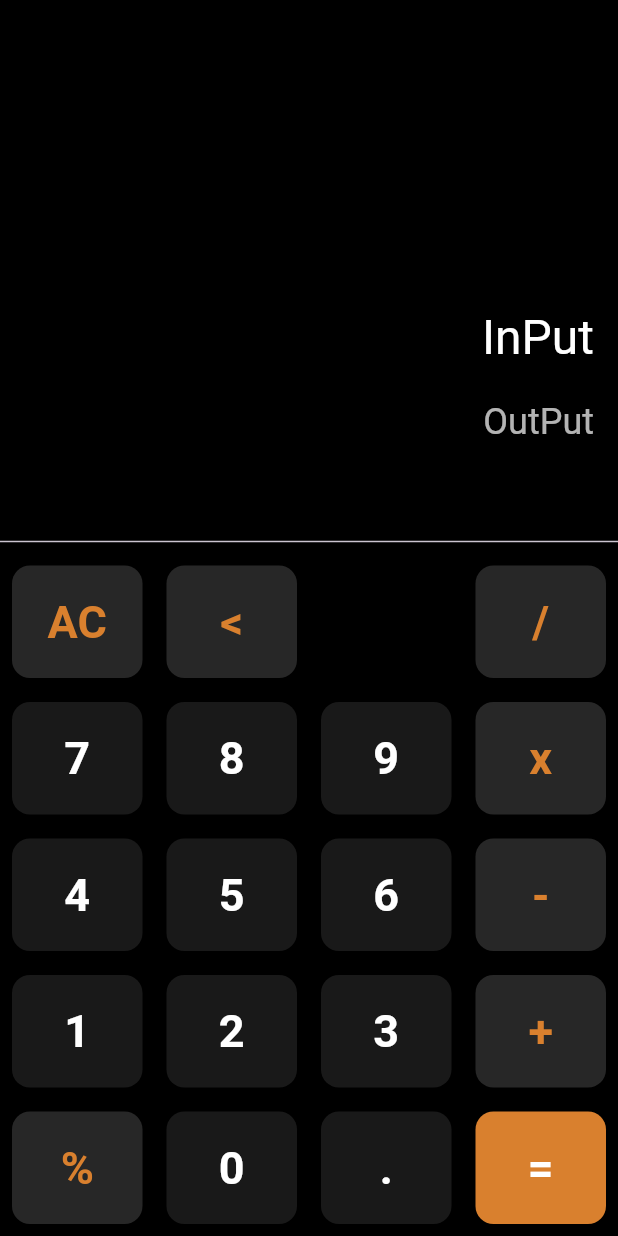
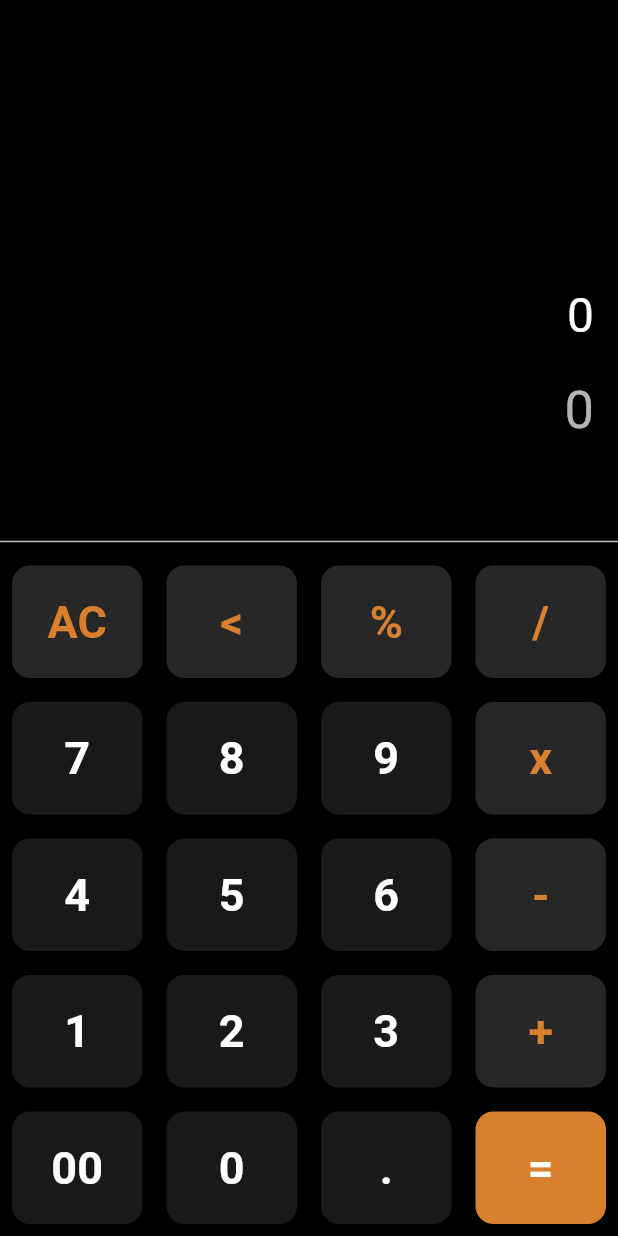
Before and after one commit to fakhruddin07/calculator, a Flutter app: the screen it shows after launch, after a tap on "AC", on a phone screen of 412 x 824 dp. Run offline on Flutter 3.47's test engine with Material 2 defaults, Android fonts, the phone set to English and light mode, and no system bars; our stand-ins replace math_expressions.

Commit message:
function have been done

```diff
--- a/lib/Widgets/buttons.dart
+++ /dev/null
@@ -1,37 +0,0 @@
-import 'package:flutter/material.dart';
-
-import '../Style/style.dart';
-
-class Buttons extends StatelessWidget {
-  final String buttonText;
-  final Color? btnColor;
-  final Color textColor;
-  const Buttons({
-    super.key,
-    required this.buttonText,
-    this.btnColor,
-    required this.textColor,
-  });
-
-  @override
-  Widget build(BuildContext context) {
-    return Expanded(
-      child: Container(
-        margin: const EdgeInsets.all(8),
-        child: ElevatedButton(
-          style: ElevatedButton.styleFrom(
-              backgroundColor: btnColor ?? buttonColor,
-              padding: const EdgeInsets.all(16),
-              shape: RoundedRectangleBorder(
-                borderRadius: BorderRadius.circular(12),
-              )),
-          onPressed: () {},
-          child: Text(
-            buttonText,
-            style: buttonBodyText(textColor),
-          ),
-        ),
-      ),
-    );
-  }
-}
--- a/lib/calculator_app.dart
+++ b/lib/calculator_app.dart
@@ -1,7 +1,8 @@
+import 'dart:developer';
+
 import 'package:calculator_app/Style/style.dart';
 import 'package:flutter/material.dart';
-
-import 'Widgets/buttons.dart';
+import 'package:math_expressions/math_expressions.dart';
 
 class CalculatorApp extends StatefulWidget {
   const CalculatorApp({super.key});
@@ -11,6 +12,44 @@ class CalculatorApp extends StatefulWidget {
 }
 
 class _CalculatorAppState extends State<CalculatorApp> {
+  String input = "";
+  String outPut = "";
+  bool isInput = false;
+
+  onChangeButton(value) {
+    log(value.toString());
+    if (value == "AC") {
+      input = 0.toString();
+      outPut = 0.toString();
+    } else if (value == "<") {
+      if (input.isNotEmpty) {
+        input = input.substring(0, input.length - 1);
+      }
+      log(input.length.toString());
+    } else if (value == "=") {
+      if (input.isNotEmpty) {
+        String userInput = input.replaceAll("x", "*");
+        //userInput =
+        Parser p = Parser();
+        Expression expression = p.parse(userInput);
+        ContextModel cm = ContextModel();
+        double finalResult = expression.evaluate(EvaluationType.REAL, cm);
+        outPut = finalResult.toString();
+        if (outPut.endsWith(".0")) {
+          outPut = outPut.substring(0, outPut.length - 2);
+        }
+        input = outPut;
+        isInput = true;
+      }
+    } else {
+      input = input + value;
+      isInput = false;
+    }
+    if (mounted) {
+      setState(() {});
+    }
+  }
+
   @override
   Widget build(BuildContext context) {
     return Scaffold(
@@ -27,121 +66,125 @@ class _CalculatorAppState extends State<CalculatorApp> {
                   mainAxisAlignment: MainAxisAlignment.end,
                   crossAxisAlignment: CrossAxisAlignment.end,
                   children: [
-                    Text("InPut", style: Theme.of(context).textTheme.headlineLarge,),
+                    Text(
+                      isInput ? "" : input,
+                      style: Theme.of(context).textTheme.headlineLarge,
+                    ),
                     const SizedBox(height: 20),
-                    Text("OutPut",style: Theme.of(context).textTheme.headlineSmall,),
+                    Text(
+                      outPut,
+                      style: Theme.of(context).textTheme.headlineSmall,
+                    ),
                     const SizedBox(height: 40),
                   ],
                 ),
               ),
             ),
-
             const Divider(),
 
             /*Button Area*/
-            const Row(
+            Row(
               children: [
-                Buttons(
+                calculatorButtons(
                   buttonText: "AC",
                   btnColor: operatorColor,
                   textColor: orangeColor,
                 ),
-                Buttons(
+                calculatorButtons(
                   buttonText: "<",
                   btnColor: operatorColor,
                   textColor: orangeColor,
                 ),
-                Buttons(
-                  buttonText: "",
-                  btnColor: Colors.transparent,
-                  textColor: colorWhite,
+                calculatorButtons(
+                  buttonText: "%",
+                  btnColor: operatorColor,
+                  textColor: orangeColor,
                 ),
-                Buttons(
+                calculatorButtons(
                   buttonText: "/",
                   btnColor: operatorColor,
                   textColor: orangeColor,
                 ),
               ],
             ),
-            const Row(
+            Row(
               children: [
-                Buttons(
+                calculatorButtons(
                   buttonText: "7",
                   textColor: colorWhite,
                 ),
-                Buttons(
+                calculatorButtons(
                   buttonText: "8",
                   textColor: colorWhite,
                 ),
-                Buttons(
+                calculatorButtons(
                   buttonText: "9",
                   textColor: colorWhite,
                 ),
-                Buttons(
+                calculatorButtons(
                   buttonText: "x",
                   btnColor: operatorColor,
                   textColor: orangeColor,
                 ),
               ],
             ),
-            const Row(
+            Row(
               children: [
-                Buttons(
+                calculatorButtons(
                   buttonText: "4",
                   textColor: colorWhite,
                 ),
-                Buttons(
+                calculatorButtons(
                   buttonText: "5",
                   textColor: colorWhite,
                 ),
-                Buttons(
+                calculatorButtons(
                   buttonText: "6",
                   textColor: colorWhite,
                 ),
-                Buttons(
+                calculatorButtons(
                   buttonText: "-",
                   btnColor: operatorColor,
                   textColor: orangeColor,
                 ),
               ],
             ),
-            const Row(
+            Row(
               children: [
-                Buttons(
+                calculatorButtons(
                   buttonText: "1",
                   textColor: colorWhite,
                 ),
-                Buttons(
+                calculatorButtons(
                   buttonText: "2",
                   textColor: colorWhite,
                 ),
-                Buttons(
+                calculatorButtons(
                   buttonText: "3",
                   textColor: colorWhite,
                 ),
-                Buttons(
+                calculatorButtons(
                   buttonText: "+",
                   btnColor: operatorColor,
                   textColor: orangeColor,
                 ),
               ],
             ),
-            const Row(
+            Row(
               children: [
-                Buttons(
-                  buttonText: "%",
-                  btnColor: operatorColor,
-                  textColor: orangeColor,
+                calculatorButtons(
+                  buttonText: "00",
+                  textColor: colorWhite,
                 ),
-                Buttons(
+                calculatorButtons(
                   buttonText: "0",
                   textColor: colorWhite,
                 ),
-                Buttons(
+                calculatorButtons(
                   buttonText: ".",
                   textColor: colorWhite,
                 ),
-                Buttons(
+                calculatorButtons(
                   buttonText: "=",
                   btnColor: orangeColor,
                   textColor: colorWhite,
@@ -153,4 +196,25 @@ class _CalculatorAppState extends State<CalculatorApp> {
       ),
     );
   }
+
+  Expanded calculatorButtons({btnColor, buttonText, textColor}) {
+    return Expanded(
+      child: Container(
+        margin: const EdgeInsets.all(8),
+        child: ElevatedButton(
+          style: ElevatedButton.styleFrom(
+              backgroundColor: btnColor ?? buttonColor,
+              padding: const EdgeInsets.all(16),
+              shape: RoundedRectangleBorder(
+                borderRadius: BorderRadius.circular(12),
+              )),
+          onPressed: () => onChangeButton(buttonText),
+          child: Text(
+            buttonText,
+            style: buttonBodyText(textColor),
+          ),
+        ),
+      ),
+    );
+  }
 }
--- a/lib/main.dart
+++ b/lib/main.dart
@@ -23,6 +23,7 @@ class MyApp extends StatelessWidget {
           ),
           headlineSmall: TextStyle(
             color: colorWhite.withOpacity(0.7),
+            fontSize: 35
           ),
         ),
       ),
```
Also changed, not shown: lib/Utility/button_utility.dart (deleted).
